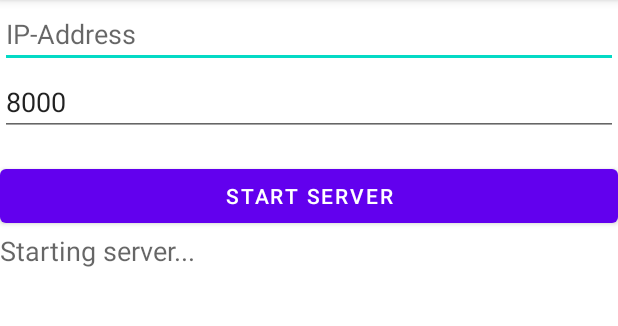
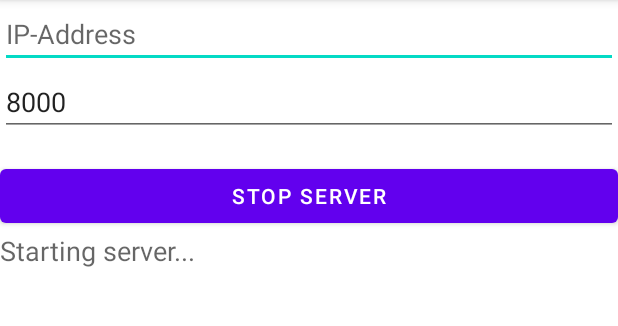
Before and after one commit to dkati/Android-TCP-Messages, an Android app: the screen it shows after launch (MainActivity), after a tap on "START SERVER", on a phone screen of 412 x 824 dp, the part 84-410 px from its top. Run offline under Robolectric (Android 15) with nearby library versions, the phone set to English and light mode, and no system bars; network calls fail; 3 statements that could not run were skipped.

Commit message:
main: Handle btn status

```diff
--- a/app/src/main/java/com/serial/tcplistener/MainActivity.java
+++ b/app/src/main/java/com/serial/tcplistener/MainActivity.java
@@ -25,7 +25,7 @@ public class MainActivity extends AppCompatActivity {
     //private String SERVER_IP;
     private int SERVER_PORT;
     private ServerSocket serverSocket;
-
+    private boolean mIsServerActive = false;
     @Override
     protected void onCreate(Bundle savedInstanceState) {
         super.onCreate(savedInstanceState);
@@ -39,14 +39,23 @@ public class MainActivity extends AppCompatActivity {
             @Override
             public void onClick(View v) {
 
-                if (mThreadSocket != null && mThreadSocket.isAlive()) {
-                    mThreadSocket.interrupt();
+                __binder.btnConnect.setText("Stop server");
+                mIsServerActive = !mIsServerActive;
+
+                if (!mIsServerActive) {
+                    if (mThreadSocket != null && mThreadSocket.isAlive()) {
+                        mThreadSocket.interrupt();
+
+                    }
+                    __binder.btnConnect.setText("Start server");
+                    __binder.tvMessages.setText("");
                     return;
                 }
 
                 __binder.tvMessages.setText("Starting server...\n");
                 //SERVER_IP = __binder.etIP.getText().toString().trim();
                 SERVER_PORT = Integer.parseInt(__binder.etPort.getText().toString().trim());
+
                 mThreadSocket = new Thread(new SocketRunner());
                 mThreadSocket.start();
             }
@@ -78,6 +87,7 @@ public class MainActivity extends AppCompatActivity {
     }
 
     class SocketRunner implements Runnable {
+
         public void run() {
             Socket socket;
             try {
```
